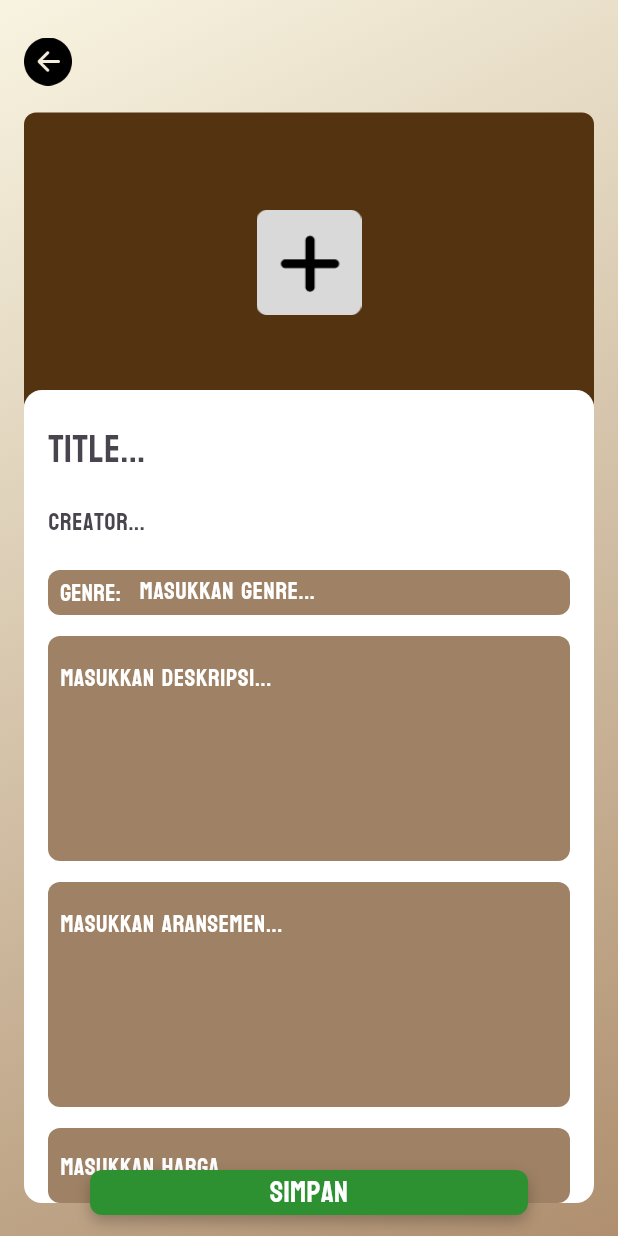
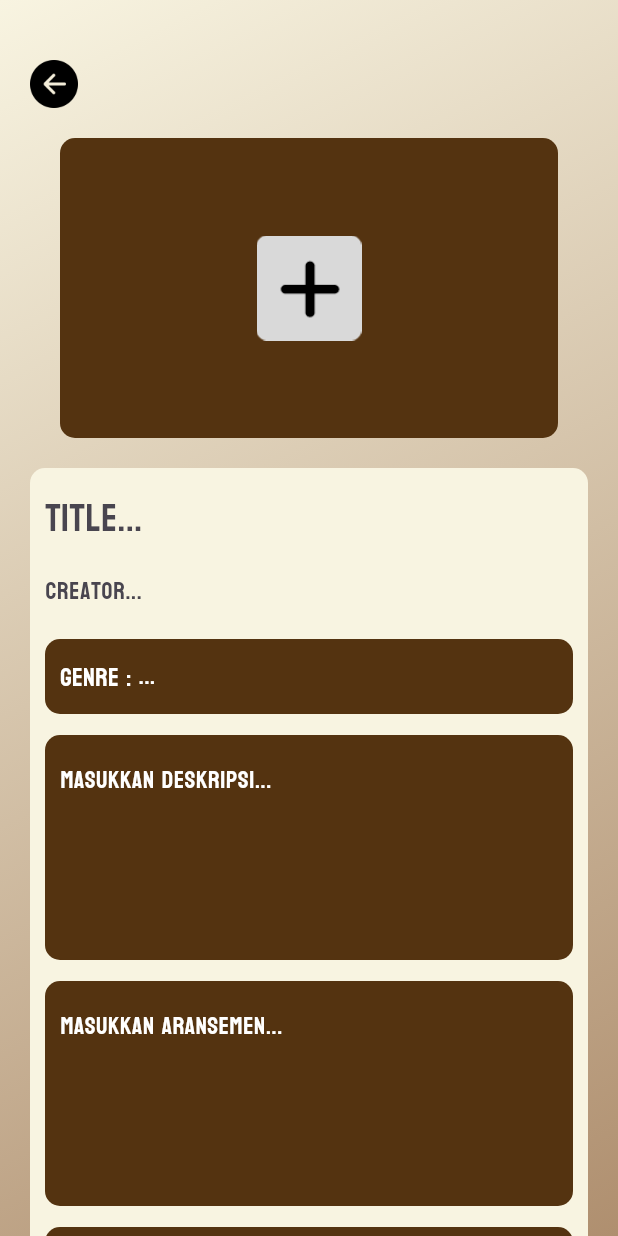
Before and after one commit to chrstyy/TuneMix_, a Flutter app: the EditProductDetail screen opened by its route, on a phone screen of 412 x 824 dp. Run offline on Flutter 3.47's test engine with Material 3 defaults, Android fonts, the phone set to English and light mode, and no system bars; our stand-ins replace animate_do, cloud_firestore, firebase_auth, firebase_core, firebase_storage, flutter_rating_bar and 8 more; accounts and stored records are empty.

Commit message:
tampilan ok

```diff
--- a/lib/favorite2.dart
+++ b/lib/favorite2.dart
@@ -1,7 +1,7 @@
 import 'package:animate_do/animate_do.dart';
 import 'package:firebase_auth/firebase_auth.dart';
 import 'package:flutter/material.dart';
-import 'package:gracieusgalerij/screens/user/song_detail.dart';
+import 'package:gracieusgalerij/screens/user/song/song_detail.dart';
 
 import 'models/song.dart';
 import 'services/favorite_service.dart';
--- a/lib/main.dart
+++ b/lib/main.dart
@@ -11,13 +11,13 @@ import 'package:gracieusgalerij/screens/user/search_screen.dart';
 import 'package:gracieusgalerij/screens/user/home_screen.dart';
 import 'package:gracieusgalerij/screens/user/review/review_edit_screen.dart';
 import 'package:gracieusgalerij/screens/user/review/review_list_screen.dart';
-import 'package:gracieusgalerij/screens/user/song%20review.dart';
+import 'package:gracieusgalerij/screens/user/song/song%20review.dart';
 import 'package:provider/provider.dart';
 import 'package:shared_preferences/shared_preferences.dart';
 import 'screens/user/landing_screen.dart';
 import 'screens/auth/login_screen.dart';
 import 'screens/auth/signup_screen.dart';
-import 'screens/user/song_detail.dart';
+import 'screens/user/song/song_detail.dart';
 import 'screens/user/user_profile.dart';
 
 void main() async {
@@ -60,7 +60,7 @@ class MyApp extends StatelessWidget {
       title: 'TuneMix',
       theme: themeProvider.themeData(),
       debugShowCheckedModeBanner: false,
-      initialRoute: '/home',
+      initialRoute: '/home_adm',
       routes: {
         '/landing': (context) => const LandingScreen(),
         '/signup': (context) => const SignupScreen(),
--- a/lib/screens/admin/edit_product_detail_admin.dart
+++ b/lib/screens/admin/edit_product_detail_admin.dart
@@ -2,16 +2,13 @@ import 'package:flutter/material.dart';
 import 'package:gracieusgalerij/screens/theme/theme_app.dart';
 import 'package:image_picker/image_picker.dart';
 import 'dart:io';
-import 'package:firebase_core/firebase_core.dart';
-import 'package:cloud_firestore/cloud_firestore.dart';
-import 'package:firebase_storage/firebase_storage.dart';
 import 'package:provider/provider.dart';
 
 import '../../models/song.dart';
 import '../../services/song_service.dart';
 
 class EditProductDetail extends StatefulWidget {
-  const EditProductDetail({Key? key}) : super(key: key);
+  const EditProductDetail({super.key});
 
   @override
   State<EditProductDetail> createState() => _EditProductDetailState();
@@ -25,10 +22,6 @@ class _EditProductDetailState extends State<EditProductDetail> {
   final TextEditingController _arangementController = TextEditingController();
   final TextEditingController _priceController = TextEditingController();
   final TextEditingController _creatorController = TextEditingController();
-
-  get imageUrl => null;
-
-  get isFavorite => null;
 
   Future<void> _pickImage() async {
     final ImagePicker _picker = ImagePicker();
@@ -50,12 +43,11 @@ class _EditProductDetailState extends State<EditProductDetail> {
         creator: _creatorController.text,
         genre: _genreController.text,
         description: _descriptionController.text,
-        imageSong: imageUrl,
+        imageSong: '', // imageUrl seharusnya ditentukan
         price: double.parse(_priceController.text),
         arangement: _arangementController.text,
-        isFavorite: isFavorite ?? false,
+        isFavorite: false, // isFavorite seharusnya ditentukan
         rating: 0.0,
-
       );
 
       await SongService.addSong(newSong, _image);
@@ -81,28 +73,24 @@ class _EditProductDetailState extends State<EditProductDetail> {
   Widget build(BuildContext context) {
     ThemeProvider themeProvider = Provider.of<ThemeProvider>(context);
     return Scaffold(
-      body: SingleChildScrollView(
-        child: ConstrainedBox(
-          constraints: BoxConstraints(
-            minHeight: MediaQuery.of(context).size.height,
-          ),
-          child: IntrinsicHeight(
-            child: Stack(
-              children: [
-                Container(
+      body: Container(
         width: double.infinity,
         height: double.infinity,
-                  decoration:  BoxDecoration(
+        decoration: BoxDecoration(
           gradient: LinearGradient(
             colors: themeProvider.themeMode().gradientColors!,
             begin: Alignment.topLeft,
             end: Alignment.bottomRight,
           ),
         ),
-                ),
-                Positioned(
-                  top: 25.0,
-                  left: 16.0,
+        child: Padding(
+          padding: const EdgeInsets.only(top: 20, right: 20, left: 20),
+          child: SingleChildScrollView(
+            child: Column(
+              crossAxisAlignment: CrossAxisAlignment.start,
+              children: [
+                Padding(
+                  padding: const EdgeInsets.only(top: 20),
                   child: GestureDetector(
                     onTap: () {
                       Navigator.pop(context);
@@ -115,19 +103,15 @@ class _EditProductDetailState extends State<EditProductDetail> {
                     ),
                   ),
                 ),
-                Positioned(
-                  top: 75.0,
-                  left: 0,
-                  right: 0,
-                  child: Padding(
-                    padding: const EdgeInsets.symmetric(horizontal: 16.0),
+                Padding(
+                  padding: const EdgeInsets.all(20),
                   child: GestureDetector(
                     onTap: _pickImage,
                     child: Container(
                       height: 200.0,
                       decoration: BoxDecoration(
                         color: themeProvider.themeMode().switchBgColor!,
-                          borderRadius: BorderRadius.circular(8.0),
+                        borderRadius: BorderRadius.circular(10),
                       ),
                       child: Center(
                         child: _image == null
@@ -137,7 +121,7 @@ class _EditProductDetailState extends State<EditProductDetail> {
                                 height: 70.0,
                               )
                             : ClipRRect(
-                                  borderRadius: BorderRadius.circular(8.0),
+                                borderRadius: BorderRadius.circular(10),
                                 child: Image.file(
                                   _image!,
                                   fit: BoxFit.cover,
@@ -149,19 +133,11 @@ class _EditProductDetailState extends State<EditProductDetail> {
                     ),
                   ),
                 ),
-                ),
-                Positioned(
-                  top: 260.0,
-                  left: 16.0,
-                  right: 16.0,
-                  child: Column(
-                    crossAxisAlignment: CrossAxisAlignment.start,
-                    children: [
                 Container(
-                        padding: const EdgeInsets.fromLTRB(16.0, 16.0, 16.0, 0),
+                  padding: const EdgeInsets.all(10),
                   decoration: BoxDecoration(
-                          color: Colors.white,
-                          borderRadius: BorderRadius.circular(12.0),
+                    color: themeProvider.themeMode().switchBgColor2!,
+                    borderRadius: BorderRadius.circular(10),
                   ),
                   child: Column(
                     crossAxisAlignment: CrossAxisAlignment.start,
@@ -173,9 +149,10 @@ class _EditProductDetailState extends State<EditProductDetail> {
                           hintText: 'Title...',
                           border: InputBorder.none,
                         ),
-                              style: const TextStyle(
+                        style: TextStyle(
                           fontFamily: 'Bayon',
                           fontSize: 25,
+                          color: themeProvider.themeMode().switchColor!,
                         ),
                       ),
                       TextField(
@@ -185,46 +162,48 @@ class _EditProductDetailState extends State<EditProductDetail> {
                           hintText: 'Creator...',
                           border: InputBorder.none,
                         ),
-                              style: const TextStyle(
+                        style: TextStyle(
                           fontFamily: 'Bayon',
-                                color: Color(0xFFFF8A00),
+                          color: themeProvider.themeMode().switchColor!,
                           fontSize: 16,
                         ),
                       ),
                       const SizedBox(height: 8),
                       Container(
                         width: double.infinity,
-                              height: 30,
+                        height: 50,
                         decoration: BoxDecoration(
-                                color: const Color.fromARGB(255, 159, 130, 101),
-                                borderRadius: BorderRadius.circular(8.0),
+                          color: themeProvider.themeMode().switchBgColor!,
+                          borderRadius: BorderRadius.circular(10),
                         ),
                         child: Padding(
-                                padding:
-                                    const EdgeInsets.symmetric(horizontal: 8.0),
+                          padding: const EdgeInsets.symmetric(horizontal: 10),
                           child: Row(
                             children: [
-                                    const Text(
-                                      'Genre: ',
+                              Text(
+                                'Genre : ',
                                 style: TextStyle(
                                   fontFamily: 'Bayon',
-                                        color: Colors.white,
-                                        fontSize: 16,
+                                  color: themeProvider.themeMode().thumbColor!,
+                                  fontSize: 17,
                                 ),
                               ),
-                                    const SizedBox(width: 8),
                               Expanded(
                                 child: TextField(
                                   controller: _genreController,
-                                        decoration: const InputDecoration(
+                                  decoration: InputDecoration(
                                     border: InputBorder.none,
-                                          hintText: 'Masukkan Genre...',
-                                          hintStyle:
-                                              TextStyle(color: Colors.white),
+                                    hintText: '...',
+                                    hintStyle: TextStyle(
+                                      fontFamily: 'Bayon',
+                                      color:
+                                          themeProvider.themeMode().thumbColor!,
                                     ),
-                                        style: const TextStyle(
+                                  ),
+                                  style: TextStyle(
                                     fontFamily: 'Bayon',
-                                          color: Colors.white,
+                                    color:
+                                        themeProvider.themeMode().thumbColor!,
                                     fontSize: 16,
                                   ),
                                 ),
@@ -238,21 +217,24 @@ class _EditProductDetailState extends State<EditProductDetail> {
                         height: 150,
                         width: double.infinity,
                         decoration: BoxDecoration(
-                                color: const Color.fromARGB(255, 159, 130, 101),
-                                borderRadius: BorderRadius.circular(8.0),
+                          color: themeProvider.themeMode().switchBgColor!,
+                          borderRadius: BorderRadius.circular(10),
                         ),
                         child: Padding(
-                                padding: const EdgeInsets.all(8.0),
+                          padding: const EdgeInsets.all(10),
                           child: TextField(
                             controller: _descriptionController,
-                                  decoration: const InputDecoration(
+                            decoration: InputDecoration(
                               border: InputBorder.none,
                               hintText: 'Masukkan Deskripsi...',
-                                    hintStyle: TextStyle(color: Colors.white),
+                              hintStyle: TextStyle(
+                                fontFamily: 'Bayon',
+                                color: themeProvider.themeMode().thumbColor!,
                               ),
-                                  style: const TextStyle(
+                            ),
+                            style: TextStyle(
                               fontFamily: 'Bayon',
-                                    color: Colors.white,
+                              color: themeProvider.themeMode().thumbColor!,
                               fontSize: 16,
                             ),
                             maxLines: 6,
@@ -264,21 +246,24 @@ class _EditProductDetailState extends State<EditProductDetail> {
                         height: 150,
                         width: double.infinity,
                         decoration: BoxDecoration(
-                                color: const Color.fromARGB(255, 159, 130, 101),
-                                borderRadius: BorderRadius.circular(8.0),
+                          color: themeProvider.themeMode().switchBgColor!,
+                          borderRadius: BorderRadius.circular(10),
                         ),
                         child: Padding(
-                                padding: const EdgeInsets.all(8.0),
+                          padding: const EdgeInsets.all(10),
                           child: TextField(
                             controller: _arangementController,
-                                  decoration: const InputDecoration(
+                            decoration: InputDecoration(
                               border: InputBorder.none,
                               hintText: 'Masukkan Aransemen...',
-                                    hintStyle: TextStyle(color: Colors.white),
+                              hintStyle: TextStyle(
+                                fontFamily: 'Bayon',
+                                color: themeProvider.themeMode().thumbColor!,
                               ),
-                                  style: const TextStyle(
+                            ),
+                            style: TextStyle(
                               fontFamily: 'Bayon',
-                                    color: Colors.white,
+                              color: themeProvider.themeMode().thumbColor!,
                               fontSize: 16,
                             ),
                             maxLines: 6,
@@ -290,21 +275,24 @@ class _EditProductDetailState extends State<EditProductDetail> {
                         height: 50,
                         width: double.infinity,
                         decoration: BoxDecoration(
-                                color: const Color.fromARGB(255, 159, 130, 101),
-                                borderRadius: BorderRadius.circular(8.0),
+                          color: themeProvider.themeMode().switchBgColor!,
+                          borderRadius: BorderRadius.circular(10),
                         ),
                         child: Padding(
-                                padding: const EdgeInsets.all(8.0),
+                          padding: const EdgeInsets.all(10),
                           child: TextField(
                             controller: _priceController,
-                                  decoration: const InputDecoration(
+                            decoration: InputDecoration(
                               border: InputBorder.none,
                               hintText: 'Masukkan Harga...',
-                                    hintStyle: TextStyle(color: Colors.white),
+                              hintStyle: TextStyle(
+                                fontFamily: 'Bayon',
+                                color: themeProvider.themeMode().thumbColor!,
                               ),
-                                  style: const TextStyle(
+                            ),
+                            style: TextStyle(
                               fontFamily: 'Bayon',
-                                    color: Colors.white,
+                              color: themeProvider.themeMode().thumbColor!,
                               fontSize: 16,
                             ),
                             keyboardType: TextInputType.number,
@@ -314,20 +302,15 @@ class _EditProductDetailState extends State<EditProductDetail> {
                     ],
                   ),
                 ),
-                    ],
-                  ),
-                ),
-                Positioned(
-                  bottom: 14.0,
-                  left: 60.0,
-                  right: 60.0,
+                Padding(
+                  padding: const EdgeInsets.all(20),
                   child: GestureDetector(
                     onTap: _saveData,
                     child: Container(
-                      height: 30.0,
+                      height: 50.0,
                       decoration: BoxDecoration(
                         color: const Color.fromARGB(255, 46, 145, 49),
-                        borderRadius: BorderRadius.circular(8.0),
+                        borderRadius: BorderRadius.circular(10),
                         boxShadow: const [
                           BoxShadow(
                             color: Colors.black26,
--- a/lib/screens/admin/song_detail_admin.dart
+++ b/lib/screens/admin/song_detail_admin.dart
@@ -1,16 +1,13 @@
 import 'package:flutter/material.dart';
 import 'package:gracieusgalerij/models/song.dart';
 import 'package:gracieusgalerij/screens/theme/theme_app.dart';
-import 'package:gracieusgalerij/screens/user/fav_screen.dart';
-import 'package:gracieusgalerij/screens/user/song%20review.dart';
 import 'package:gracieusgalerij/services/favorite_service.dart';
 import 'package:gracieusgalerij/services/song_service.dart';
 import 'package:provider/provider.dart';
-import '../../services/cart_service.dart';
 
 
 class SongDetailAdminScreen extends StatefulWidget {
-  const SongDetailAdminScreen({Key? key, required this.songId}) : super(key: key);
+  const SongDetailAdminScreen({super.key, required this.songId});
 
   final String songId;
 
--- a/lib/screens/admin/song_genre.dart
+++ b/lib/screens/admin/song_genre.dart
@@ -3,7 +3,7 @@ import 'package:provider/provider.dart';
 import 'package:gracieusgalerij/services/song_service.dart';
 import 'package:gracieusgalerij/screens/theme/theme_app.dart';
 import 'package:gracieusgalerij/models/song.dart';
-import 'package:gracieusgalerij/screens/user/song_detail.dart';
+import 'package:gracieusgalerij/screens/user/song/song_detail.dart';
 
 class SongGenreScreen extends StatefulWidget {
   final String genre;
--- a/lib/screens/admin/widget/widget_offer.dart
+++ b/lib/screens/admin/widget/widget_offer.dart
@@ -2,7 +2,7 @@ import 'package:flutter/material.dart';
 import 'package:gracieusgalerij/models/song.dart';
 import 'package:gracieusgalerij/screens/admin/song_detail_admin.dart';
 import 'package:gracieusgalerij/screens/theme/theme_app.dart';
-import 'package:gracieusgalerij/screens/user/song_detail.dart';
+import 'package:gracieusgalerij/screens/user/song/song_detail.dart';
 import 'package:gracieusgalerij/services/song_service.dart';
 import 'package:provider/provider.dart';
 
--- a/lib/screens/admin/widget/widget_song_genre.dart
+++ b/lib/screens/admin/widget/widget_song_genre.dart
@@ -1,7 +1,7 @@
 import 'package:flutter/material.dart';
 import 'package:gracieusgalerij/models/song.dart';
 import 'package:gracieusgalerij/screens/theme/theme_app.dart';
-import 'package:gracieusgalerij/screens/user/song_detail.dart';
+import 'package:gracieusgalerij/screens/user/song/song_detail.dart';
 import 'package:gracieusgalerij/services/song_service.dart';
 import 'package:provider/provider.dart';
 
--- a/lib/screens/auth/login_screen.dart
+++ b/lib/screens/auth/login_screen.dart
@@ -5,7 +5,7 @@ import 'package:firebase_auth/firebase_auth.dart';
 import 'package:cloud_firestore/cloud_firestore.dart';
 import 'package:gracieusgalerij/screens/theme/theme_app.dart';
 import 'package:gracieusgalerij/screens/user/fav_screen.dart';
-import 'package:gracieusgalerij/screens/user/song_detail.dart';
+import 'package:gracieusgalerij/screens/user/song/song_detail.dart';
 import 'package:gracieusgalerij/screens/user/user_profile.dart';
 import 'package:provider/provider.dart';
 import '../../services/auth_service.dart';
--- a/lib/screens/user/fav_screen.dart
+++ b/lib/screens/user/fav_screen.dart
@@ -10,7 +10,7 @@ import 'package:gracieusgalerij/screens/user/user_profile.dart';
 import 'package:gracieusgalerij/services/favorite_service.dart';
 import 'package:provider/provider.dart';
 
-import 'song_detail.dart';
+import 'song/song_detail.dart';
 
 class FavoriteScreen extends StatefulWidget {
   const FavoriteScreen({Key? key}) : super(key: key);
--- a/lib/screens/user/review/review_edit_screen.dart
+++ b/lib/screens/user/review/review_edit_screen.dart
@@ -7,7 +7,7 @@ import 'package:geolocator/geolocator.dart';
 import 'package:google_maps_flutter/google_maps_flutter.dart';
 import 'package:gracieusgalerij/models/review.dart';
 import 'package:gracieusgalerij/screens/theme/theme_app.dart';
-import 'package:gracieusgalerij/screens/user/pick_location.dart';
+import 'package:gracieusgalerij/screens/user/review/pick_location.dart';
 import 'package:gracieusgalerij/services/location_services.dart';
 import 'package:gracieusgalerij/services/review_services.dart';
 import 'package:image_picker/image_picker.dart';
--- a/lib/screens/user/search_screen.dart
+++ b/lib/screens/user/search_screen.dart
@@ -4,7 +4,7 @@ import 'package:gracieusgalerij/screens/theme/theme_app.dart';
 import 'package:gracieusgalerij/screens/user/cart_screen.dart';
 import 'package:gracieusgalerij/screens/user/fav_screen.dart';
 import 'package:gracieusgalerij/screens/user/home_screen.dart';
-import 'package:gracieusgalerij/screens/user/song_detail.dart';
+import 'package:gracieusgalerij/screens/user/song/song_detail.dart';
 import 'package:gracieusgalerij/screens/user/user_profile.dart';
 import 'package:gracieusgalerij/services/song_service.dart';
 import 'package:provider/provider.dart';
--- a/lib/screens/user/widgets/widget_recommend_user.dart
+++ b/lib/screens/user/widgets/widget_recommend_user.dart
@@ -1,7 +1,7 @@
 import 'package:flutter/material.dart';
 import 'package:gracieusgalerij/models/song.dart';
 import 'package:gracieusgalerij/screens/theme/theme_app.dart';
-import 'package:gracieusgalerij/screens/user/song_detail.dart';
+import 'package:gracieusgalerij/screens/user/song/song_detail.dart';
 import 'package:gracieusgalerij/services/song_service.dart';
 import 'package:provider/provider.dart';
 
```
Also changed, not shown: lib/screens/admin/edit_genre.dart (deleted, +0 -58 lines), lib/screens/admin/home_admin.dart (+122 -124 lines), lib/screens/user/home_screen.dart (+21 -17 lines), lib/screens/user/song/song_detail.dart (renamed from lib/screens/user/song_detail.dart, +4 -4 lines), lib/screens/user/song/song_list.dart (renamed from lib/screens/user/song_list.dart, +11 -7 lines), lib/screens/user/review/pick_location.dart (renamed from lib/screens/user/pick_location.dart), lib/screens/user/song/song review.dart (renamed from lib/screens/user/song review.dart), 1 other file. Lines whose indentation alone changed are shown as unchanged.
